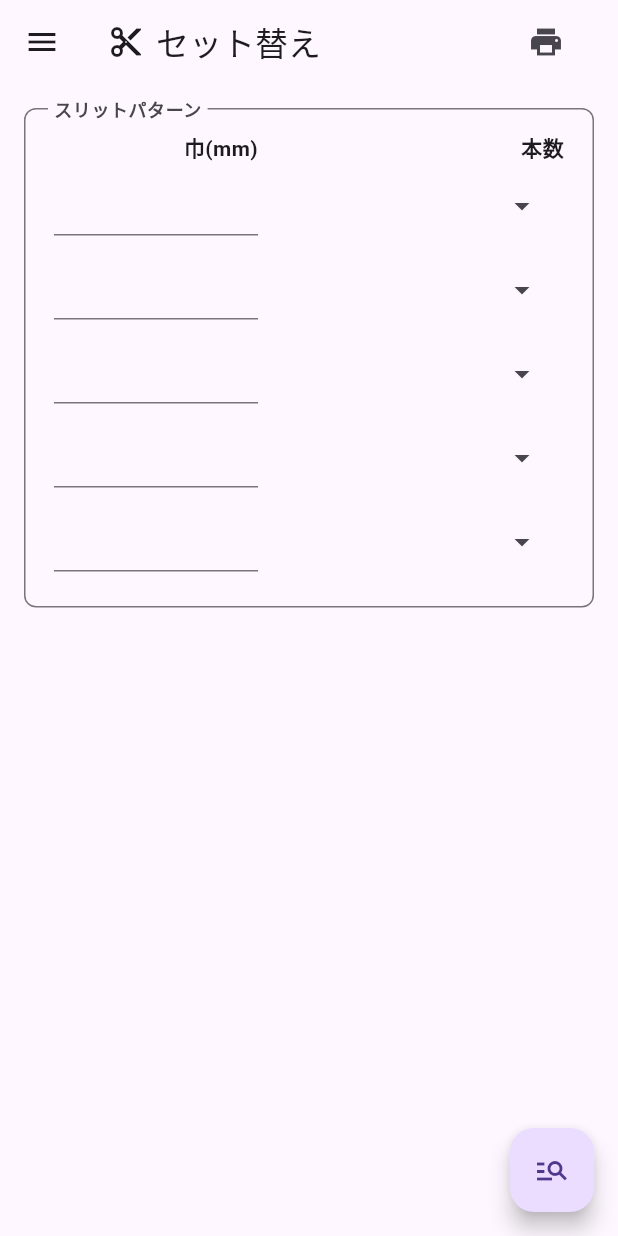
After one commit to vivaswt/slitter_app, a Flutter app: the BladeSetupScreen screen opened directly, on a phone screen of 412 x 824 dp. The commit adds this screen. Run offline on Flutter 3.47's test engine with Material 3 defaults, Android fonts, the light colour scheme and no system bars; our stand-ins replace open_file, shared_preferences, talker_flutter; missing offline and left inert: deep_pick, syncfusion_flutter_pdf; accounts and stored records are empty; network calls fail.

Commit message:
feat: Implement BladeSetupScreen and integrate with MainDrawer

```diff
--- /dev/null
+++ b/lib/screen/blade_setup.dart
@@ -0,0 +1,221 @@
+import 'dart:collection';
+
+import 'package:flutter/material.dart';
+import 'package:slitter_app/extension/widget_wrap.dart';
+import 'package:slitter_app/screen/main_drawer.dart';
+
+class BladeSetupScreen extends StatefulWidget {
+  static const int patternCount = 5;
+
+  const BladeSetupScreen({super.key});
+
+  @override
+  State<BladeSetupScreen> createState() => _BladeSetupScreenState();
+}
+
+class _BladeSetupScreenState extends State<BladeSetupScreen> {
+  final FormData _formData =
+      FormData(patternCount: BladeSetupScreen.patternCount);
+
+  final GlobalKey<FormState> _formKey = GlobalKey<FormState>();
+
+  @override
+  Widget build(BuildContext context) {
+    return Scaffold(
+        appBar: const BladeSetupAppBar(),
+        drawer: const MainDrawer(),
+        floatingActionButton: ShowSetupButton(onPressed: () {
+          if (_formKey.currentState!.validate()) {
+            _formKey.currentState!.save();
+          }
+        }),
+        body: SlitPatternList(
+          formKey: _formKey,
+          formData: _formData,
+        ).wrapWithPadding(padding: const EdgeInsets.all(8)));
+  }
+}
+
+class SlitPatternList extends StatelessWidget {
+  final FormData _formData;
+  final GlobalKey<FormState> _formKey;
+
+  const SlitPatternList(
+      {super.key,
+      required GlobalKey<FormState> formKey,
+      required FormData formData})
+      : _formKey = formKey,
+        _formData = formData;
+
+  @override
+  Widget build(BuildContext context) => [
+        Form(
+          key: _formKey,
+          child: Table(
+            columnWidths: const {
+              0: FlexColumnWidth(2),
+              1: FlexColumnWidth(3),
+            },
+            children: [
+              // --- 1. HEADER ROW ---
+              const TableRow(children: [
+                Text('巾(mm)',
+                    textAlign: TextAlign.right,
+                    style: TextStyle(fontWeight: FontWeight.bold)),
+                Text('本数',
+                    textAlign: TextAlign.right,
+                    style: TextStyle(fontWeight: FontWeight.bold))
+              ]),
+
+              // --- 2. INPUT ROWS ---
+              ..._formData.slitPatterns.map((item) => TableRow(children: [
+                    TextFormField(
+                        textAlign: TextAlign.right,
+                        keyboardType: TextInputType.number,
+                        onChanged: (value) => item.width = value,
+                        validator: (value) {
+                          if ((value ?? '').isNotEmpty &&
+                              int.tryParse(value!) == null) {
+                            return '数値を入力してください';
+                          }
+
+                          return null;
+                        }),
+                    SlitPatternCountDropDownMenu(
+                      item: item,
+                    )
+                  ]))
+            ],
+          ),
+        )
+      ]
+          .wrapWithColumn(mainAxisSize: MainAxisSize.min)
+          .wrapWithInputDecorator(
+            decoration: InputDecoration(
+              labelText: 'スリットパターン',
+              labelStyle: const TextStyle(fontWeight: FontWeight.bold),
+              contentPadding:
+                  const EdgeInsets.all(16), // Padding inside the box
+              border: OutlineInputBorder(
+                borderRadius: BorderRadius.circular(8),
+              ),
+            ),
+          )
+          .wrapWithContainer(
+              constraints: const BoxConstraints(minWidth: 210),
+              padding: const EdgeInsets.all(8));
+}
+
+class BladeSetupAppBar extends StatelessWidget implements PreferredSizeWidget {
+  const BladeSetupAppBar({super.key});
+
+  @override
+  Widget build(BuildContext context) => AppBar(
+        title: [const Icon(Icons.cut), const Text('セット替え')]
+            .wrapWithRow(spacing: 8),
+        actions: [
+          IconButton(
+            onPressed: () {},
+            icon: const Icon(Icons.print),
+            tooltip: '印刷',
+          )
+        ],
+        actionsPadding: const EdgeInsets.only(right: 24),
+      );
+
+  @override
+  Size get preferredSize => const Size.fromHeight(kToolbarHeight);
+}
+
+class SlitPatternCountDropDownMenu extends StatelessWidget {
+  final FormSlitPatternItem item;
+
+  const SlitPatternCountDropDownMenu({super.key, required this.item});
+
+  @override
+  Widget build(BuildContext context) {
+    final entries = [const DropdownMenuEntry<int?>(label: '', value: null)] +
+        List.generate(
+            20,
+            (i) => DropdownMenuEntry(
+                value: i + 1,
+                label: '${i + 1}本',
+                labelWidget: Padding(
+                  padding: const EdgeInsets.only(right: 8),
+                  child: Text('${i + 1}本', textAlign: TextAlign.right),
+                )));
+
+    return DropdownMenuFormField<int?>(
+      expandedInsets: EdgeInsets.zero,
+      textAlign: TextAlign.right,
+      requestFocusOnTap: false,
+      dropdownMenuEntries: entries,
+      inputDecorationTheme: const InputDecorationTheme(
+        border: InputBorder.none,
+      ),
+      onSelected: (value) => item.count = value,
+    );
+  }
+}
+
+class ShowSetupButton extends StatelessWidget {
+  final VoidCallback _onPressed;
+
+  const ShowSetupButton({super.key, required VoidCallback onPressed})
+      : _onPressed = onPressed;
+
+  @override
+  Widget build(BuildContext context) => FloatingActionButton(
+        onPressed: _onPressed,
+        tooltip: '組合せ表示',
+        child: const Icon(Icons.manage_search),
+      );
+}
+
+class ClearPatternButton extends StatelessWidget {
+  final VoidCallback _onClicked;
+
+  const ClearPatternButton({super.key, required VoidCallback onClicked})
+      : _onClicked = onClicked;
+
+  @override
+  Widget build(BuildContext context) => IconButton(
+        icon: const Icon(Icons.delete_sweep),
+        tooltip: 'クリア',
+        onPressed: _onClicked,
+      ).wrapWithAlign(alignment: Alignment.centerRight);
+}
+
+class FormData {
+  final List<FormSlitPatternItem> slitPatterns;
+
+  FormData({int patternCount = 0})
+      : slitPatterns = List.generate(
+            patternCount, (_) => FormSlitPatternItem(width: '', count: null));
+
+  int get lastFilledLine => slitPatterns
+      .lastIndexWhere((item) => item.width.isNotEmpty || item.count != null);
+}
+
+class FormSlitPatternItem {
+  String width;
+  int? count;
+
+  FormSlitPatternItem({required this.width, this.count});
+}
+
+class SlitRequest {
+  final List<SlitPatternItem> _slitPatterns;
+
+  List<SlitPatternItem> get slitPatterns => UnmodifiableListView(_slitPatterns);
+
+  SlitRequest({required List<SlitPatternItem> slitPatterns})
+      : _slitPatterns = slitPatterns;
+}
+
+class SlitPatternItem {
+  final int width;
+  final int count;
+
+  SlitPatternItem({required this.width, required this.count});
+}
--- a/lib/screen/main_drawer.dart
+++ b/lib/screen/main_drawer.dart
@@ -1,5 +1,6 @@
 import 'package:flutter/material.dart';
 import 'package:slitter_app/extension/widget_wrap.dart';
+import 'package:slitter_app/screen/blade_setup.dart';
 import 'package:slitter_app/screen/log.dart';
 import 'package:slitter_app/screen/mini_label_print.dart';
 import 'package:slitter_app/screen/setting.dart';
@@ -27,6 +28,15 @@ class MainDrawer extends StatelessWidget {
         leading: const Icon(Icons.label),
       ),
       ListTile(
+        title: const Text('セット替え'),
+        onTap: () {
+          Navigator.pop(context);
+          Navigator.pushReplacement(context,
+              MaterialPageRoute(builder: (_) => const BladeSetupScreen()));
+        },
+        leading: const Icon(Icons.cut),
+      ),
+      ListTile(
         title: const Text('設定'),
         onTap: () {
           Navigator.pop(context);
--- a/lib/screen/mini_label_print.dart
+++ b/lib/screen/mini_label_print.dart
@@ -203,7 +203,8 @@ class MiniLabelPrintAppBar extends StatelessWidget
 
   @override
   Widget build(BuildContext context) => AppBar(
-        title: [const Icon(Icons.label), const Text('ミニラベル印刷')].wrapWithRow(),
+        title: [const Icon(Icons.label), const Text('ミニラベル印刷')]
+            .wrapWithRow(spacing: 8),
         actions: [
           IconButton(
             onPressed: onPrint,
```
Also changed, not shown: pubspec.lock.
